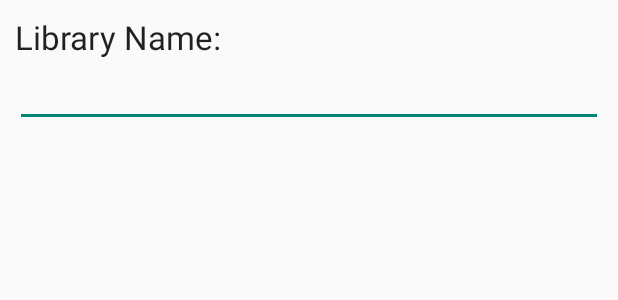
After one commit to Padge91/Senior-Project, an Android app: the layout create_library_layout.xml on its own in the app's theme, with its tools: preview values and no code run, on a phone screen of 412 x 824 dp. The commit adds this screen. Shown: the top 300 px of the screen. Run offline under Robolectric (Android 15) with nearby library versions, the phone set to English and light mode, and no system bars; network calls fail.

Commit message:
add new library implemented

```diff
--- /dev/null
+++ b/Android/app/src/main/res/layout/create_library_layout.xml
@@ -0,0 +1,25 @@
+<?xml version="1.0" encoding="utf-8"?>
+<LinearLayout xmlns:android="http://schemas.android.com/apk/res/android"
+    android:id="@+id/create_library_layout"
+    android:layout_width="fill_parent"
+    android:layout_height="fill_parent"
+    android:orientation="vertical"
+    android:padding="10dp" >
+
+    <TextView
+        android:id="@+id/createLibrary_text_textView"
+        android:layout_width="wrap_content"
+        android:layout_height="wrap_content"
+        android:text="Library Name: "
+        android:textAppearance="?android:attr/textAppearanceLarge" />
+
+    <EditText
+        android:id="@+id/createLibrary_newLibraryName_editText"
+        android:layout_width="match_parent"
+        android:layout_height="wrap_content" >
+
+        <requestFocus />
+
+    </EditText>
+
+</LinearLayout>
--- a/Android/app/src/main/res/menu/menu_library.xml
+++ b/Android/app/src/main/res/menu/menu_library.xml
@@ -10,8 +10,8 @@
         app:showAsAction="never" />
 
     <item
-        android:id="@+id/Add_Library"
-        android:title="Add Library" />
+        android:id="@+id/Create_Library"
+        android:title="Create Library" />
     <item
         android:id="@+id/Remove_Library"
         android:title="Remove Library" />
```
Also changed, not shown: Android/app/src/main/java/com/afe/pc/embr/Library_activity.java (+25 -3 lines).
